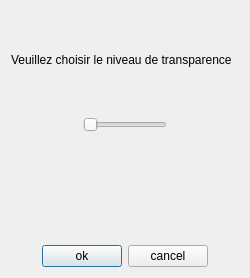
Above: QT/contraste.ui from Mric26/Projet-image-2015 before the change. Below: the same form after it.
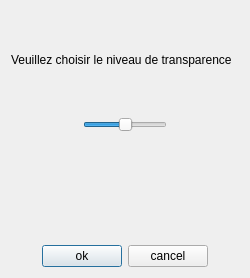
That is the form after the change.

Diff of the .ui file:
```diff
--- a/QT/contraste.ui
+++ b/QT/contraste.ui
@@ -25,6 +25,12 @@
     <layout class="QGridLayout" name="gridLayout">
      <item row="0" column="1">
       <widget class="QSlider" name="horizontalSlider">
+       <property name="maximum">
+        <number>100</number>
+       </property>
+       <property name="value">
+        <number>50</number>
+       </property>
        <property name="orientation">
         <enum>Qt::Horizontal</enum>
        </property>
```
